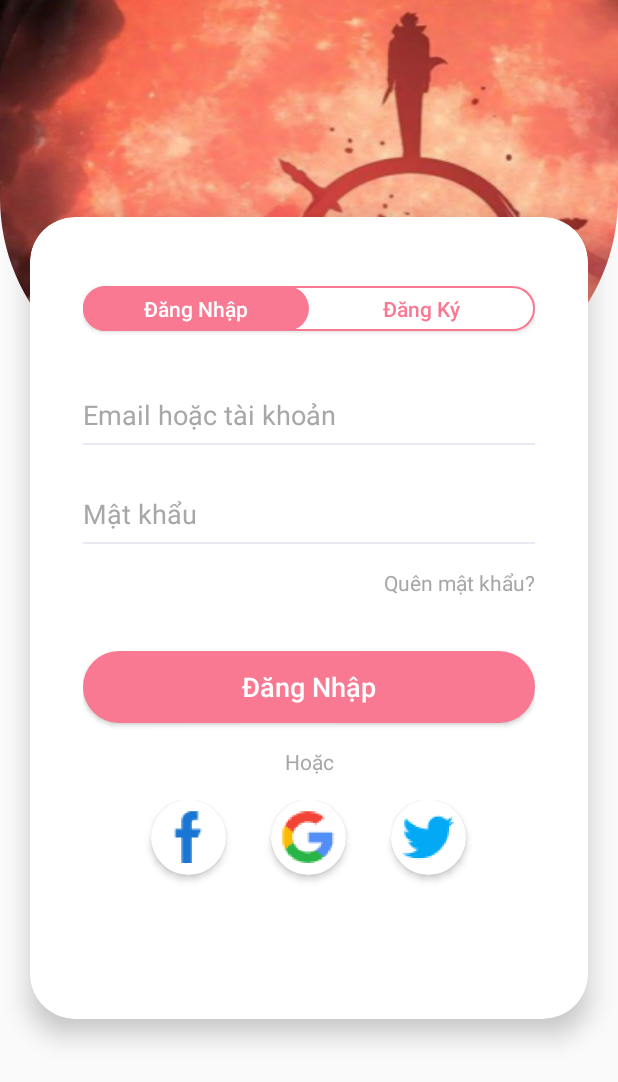
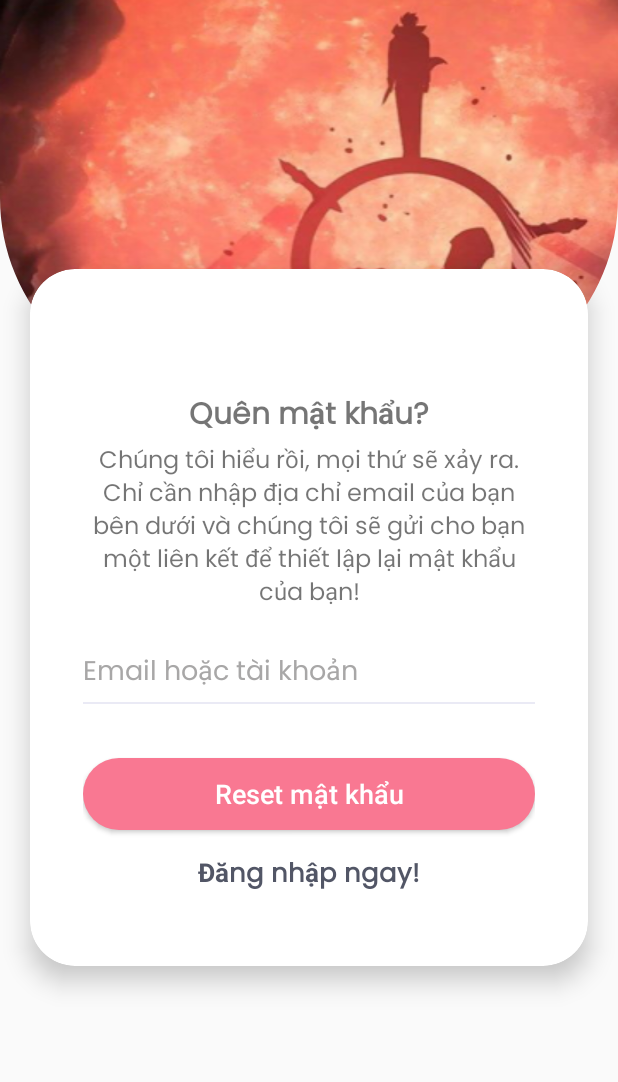
Before and after one commit to thjvjpxz/webtoon-threet, an Android app: the screen it shows after launch (SignActivity), after a tap on "Quên mật khẩu?", on a phone screen of 412 x 824 dp. Shown: the top 1082 px of the screen. Run offline under Robolectric (Android 15) with nearby library versions, the phone set to English and light mode, and no system bars.

Commit message:
Update forgot

```diff
--- a/app/build.gradle
+++ b/app/build.gradle
@@ -51,5 +51,5 @@ dependencies {
     implementation libs.gson
     implementation libs.converterGson
     implementation libs.flexbox
-    implementation libs.flexbox
+    implementation libs.shimmer
 }
--- a/app/src/main/java/vn/edu/tlu/sinhvien/httt2/kimthi/webtoongrouptt/model/LoginRequest.java
+++ b/app/src/main/java/vn/edu/tlu/sinhvien/httt2/kimthi/webtoongrouptt/model/request/LoginRequest.java
@@ -1,4 +1,4 @@
-package vn.edu.tlu.sinhvien.httt2.kimthi.webtoongrouptt.model;
+package vn.edu.tlu.sinhvien.httt2.kimthi.webtoongrouptt.model.request;
 
 public class LoginRequest {
     private String email;
--- a/app/src/main/java/vn/edu/tlu/sinhvien/httt2/kimthi/webtoongrouptt/model/RegisterRequest.java
+++ b/app/src/main/java/vn/edu/tlu/sinhvien/httt2/kimthi/webtoongrouptt/model/request/RegisterRequest.java
@@ -1,4 +1,4 @@
-package vn.edu.tlu.sinhvien.httt2.kimthi.webtoongrouptt.model;
+package vn.edu.tlu.sinhvien.httt2.kimthi.webtoongrouptt.model.request;
 
 public class RegisterRequest {
     private String name;
--- a/app/src/main/java/vn/edu/tlu/sinhvien/httt2/kimthi/webtoongrouptt/network/ApiService.java
+++ b/app/src/main/java/vn/edu/tlu/sinhvien/httt2/kimthi/webtoongrouptt/network/ApiService.java
@@ -5,9 +5,10 @@ import retrofit2.Call;
 import retrofit2.http.Body;
 import retrofit2.http.GET;
 import retrofit2.http.POST;
-import vn.edu.tlu.sinhvien.httt2.kimthi.webtoongrouptt.model.LoginRequest;
+import vn.edu.tlu.sinhvien.httt2.kimthi.webtoongrouptt.model.request.ForgotRequest;
+import vn.edu.tlu.sinhvien.httt2.kimthi.webtoongrouptt.model.request.LoginRequest;
 import vn.edu.tlu.sinhvien.httt2.kimthi.webtoongrouptt.model.response.LoginResponse;
-import vn.edu.tlu.sinhvien.httt2.kimthi.webtoongrouptt.model.RegisterRequest;
+import vn.edu.tlu.sinhvien.httt2.kimthi.webtoongrouptt.model.request.RegisterRequest;
 import vn.edu.tlu.sinhvien.httt2.kimthi.webtoongrouptt.model.response.HomeResponse;
 
 public interface ApiService {
@@ -19,4 +20,7 @@ public interface ApiService {
 
     @POST("auth/login")
     Call<LoginResponse> loginUser(@Body LoginRequest loginRequest);
+
+    @POST("auth/forgot")
+    Call<ResponseBody> forgotPassword(@Body ForgotRequest forgotRequest);
 }
--- a/app/src/main/java/vn/edu/tlu/sinhvien/httt2/kimthi/webtoongrouptt/view/activity/SignActivity.java
+++ b/app/src/main/java/vn/edu/tlu/sinhvien/httt2/kimthi/webtoongrouptt/view/activity/SignActivity.java
@@ -3,15 +3,19 @@ package vn.edu.tlu.sinhvien.httt2.kimthi.webtoongrouptt.view.activity;
 import android.content.Intent;
 import android.content.SharedPreferences;
 import android.os.Bundle;
+import android.view.View;
 import android.view.WindowManager;
 
+import androidx.annotation.NonNull;
 import androidx.appcompat.app.AppCompatActivity;
+import androidx.fragment.app.Fragment;
 import androidx.viewpager2.widget.ViewPager2;
 
 import com.google.android.material.tabs.TabLayout;
 
 import vn.edu.tlu.sinhvien.httt2.kimthi.webtoongrouptt.SharedPrefManager.SharedPrefManager;
 import vn.edu.tlu.sinhvien.httt2.kimthi.webtoongrouptt.view.adapter.FragmentTabAdapter;
+import vn.edu.tlu.sinhvien.httt2.kimthi.webtoongrouptt.view.fragment.ForgotFragment; // Assuming ForgotFragment exists
 import vn.edu.tlu.sinhvien.httt2.kimthi.webtoongrouptt.databinding.ActivitySignBinding;
 
 public class SignActivity extends AppCompatActivity {
@@ -34,7 +38,8 @@ public class SignActivity extends AppCompatActivity {
         getWindow().setFlags(WindowManager.LayoutParams.FLAG_LAYOUT_NO_LIMITS, WindowManager.LayoutParams.FLAG_LAYOUT_NO_LIMITS);
 
         fragmentTabAdapter = new FragmentTabAdapter(getSupportFragmentManager(), getLifecycle());
-
+        binding.tabLayout.removeAllTabs();
+        binding.tabLayout.setVisibility(View.VISIBLE);
         binding.tabLayout.addTab(binding.tabLayout.newTab().setText("Đăng Nhập"));
         binding.tabLayout.addTab(binding.tabLayout.newTab().setText("Đăng Ký"));
 
@@ -65,4 +70,25 @@ public class SignActivity extends AppCompatActivity {
         });
 
     }
+
+    public void switchToForgotPassword() {
+
+        binding.tabLayout.removeAllTabs();
+        binding.tabLayout.setVisibility(View.GONE);
+
+        FragmentTabAdapter newAdapter = new FragmentTabAdapter(getSupportFragmentManager(), getLifecycle()) {
+            @NonNull
+            @Override
+            public Fragment createFragment(int position) {
+                return new ForgotFragment();
+            }
+
+            @Override
+            public int getItemCount() {
+                return 1;
+            }
+        };
+
+        binding.viewPager2.setAdapter(newAdapter);
+    }
 }
--- /dev/null
+++ b/app/src/main/java/vn/edu/tlu/sinhvien/httt2/kimthi/webtoongrouptt/view/fragment/ForgotFragment.java
@@ -0,0 +1,128 @@
+package vn.edu.tlu.sinhvien.httt2.kimthi.webtoongrouptt.view.fragment;
+
+import android.app.AlertDialog;
+import android.content.DialogInterface;
+import android.content.Intent;
+import android.os.Bundle;
+
+import androidx.annotation.NonNull;
+import androidx.fragment.app.Fragment;
+
+import retrofit2.Call;
+import android.view.LayoutInflater;
+import android.view.View;
+import android.view.ViewGroup;
+import android.widget.Toast;
+
+import okhttp3.ResponseBody;
+import retrofit2.Callback;
+import retrofit2.Response;
+import vn.edu.tlu.sinhvien.httt2.kimthi.webtoongrouptt.databinding.FragmentForgotBinding;
+import vn.edu.tlu.sinhvien.httt2.kimthi.webtoongrouptt.model.request.ForgotRequest;
+import vn.edu.tlu.sinhvien.httt2.kimthi.webtoongrouptt.model.response.ForgotResponse;
+import vn.edu.tlu.sinhvien.httt2.kimthi.webtoongrouptt.network.ApiService;
+import vn.edu.tlu.sinhvien.httt2.kimthi.webtoongrouptt.network.ApiClient;
+import vn.edu.tlu.sinhvien.httt2.kimthi.webtoongrouptt.view.activity.SignActivity;
+
+/**
+ * A simple {@link Fragment} subclass.
+ * Use the {@link ForgotFragment#newInstance} factory method to
+ * create an instance of this fragment.
+ */
+public class ForgotFragment extends Fragment {
+    private FragmentForgotBinding binding;
+
+    // TODO: Rename parameter arguments, choose names that match
+    // the fragment initialization parameters, e.g. ARG_ITEM_NUMBER
+    private static final String ARG_PARAM1 = "param1";
+    private static final String ARG_PARAM2 = "param2";
+
+    // TODO: Rename and change types of parameters
+    private String mParam1;
+    private String mParam2;
+
+    public ForgotFragment() {
+        // Required empty public constructor
+    }
+
+    /**
+     * Use this factory method to create a new instance of
+     * this fragment using the provided parameters.
+     *
+     * @param param1 Parameter 1.
+     * @param param2 Parameter 2.
+     * @return A new instance of fragment ForgotFragment.
+     */
+    // TODO: Rename and change types and number of parameters
+    public static ForgotFragment newInstance(String param1, String param2) {
+        ForgotFragment fragment = new ForgotFragment();
+        Bundle args = new Bundle();
+        args.putString(ARG_PARAM1, param1);
+        args.putString(ARG_PARAM2, param2);
+        fragment.setArguments(args);
+        return fragment;
+    }
+
+    @Override
+    public void onCreate(Bundle savedInstanceState) {
+        super.onCreate(savedInstanceState);
+        if (getArguments() != null) {
+            mParam1 = getArguments().getString(ARG_PARAM1);
+            mParam2 = getArguments().getString(ARG_PARAM2);
+        }
+    }
+
+    @Override
+    public View onCreateView(LayoutInflater inflater, ViewGroup container,
+                             Bundle savedInstanceState) {
+        binding = FragmentForgotBinding.inflate(inflater, container, false);
+        binding.btnLoginNow.setOnClickListener(v -> {
+            Intent intent = new Intent(getActivity(), SignActivity.class);
+            startActivity(intent);
+        });
+        binding.btnForgot.setOnClickListener(v -> {
+            ForgotRequest forgotRequest = new ForgotRequest(binding.edtEmail.getText().toString());
+            ApiService apiService = ApiClient.getRetrofit().create(ApiService.class);
+            Call<ResponseBody> call = apiService.forgotPassword(forgotRequest);
+            call.enqueue(new Callback<ResponseBody>() {
+                @Override
+                public void onResponse(@NonNull Call<ResponseBody> call, @NonNull Response<ResponseBody> response) {
+                    if (response.isSuccessful()) {
+                        assert response.body() != null;
+                        String responseBodyString = response.body().toString();
+                        new AlertDialog.Builder(getContext())
+                                .setTitle("Thành công")
+                                .setMessage("Email đã được gửi. Vui lòng kiểm tra Email của bạn!")
+                                .setPositiveButton(android.R.string.yes, new DialogInterface.OnClickListener() {
+                                    public void onClick(DialogInterface dialog, int which) {
+                                        // continue with delete
+                                    }
+                                })
+                                .setNegativeButton(android.R.string.no, null)
+                                .setIcon(android.R.drawable.ic_dialog_alert)
+                                .show();
+                        binding.edtEmail.setText("");
+                    } else {
+                        new AlertDialog.Builder(getContext())
+                                .setTitle("Lỗi")
+                                .setMessage("Email không tồn tại!")
+                                .setPositiveButton(android.R.string.yes, new DialogInterface.OnClickListener() {
+                                    public void onClick(DialogInterface dialog, int which) {
+                                        // continue with delete
+                                    }
+                                })
+                                .setNegativeButton(android.R.string.no, null)
+                                .setIcon(android.R.drawable.ic_dialog_alert)
+                                .show();
+                    }
+                }
+
+                @Override
+                public void onFailure(@NonNull Call<ResponseBody> call, @NonNull Throwable t) {
+                    Toast.makeText(getContext(), "Lỗi kết nối", Toast.LENGTH_SHORT).show();
+                }
+            });
+        });
+        return binding.getRoot();
+    }
+}
--- a/app/src/main/java/vn/edu/tlu/sinhvien/httt2/kimthi/webtoongrouptt/view/fragment/LoginFragment.java
+++ b/app/src/main/java/vn/edu/tlu/sinhvien/httt2/kimthi/webtoongrouptt/view/fragment/LoginFragment.java
@@ -8,26 +8,21 @@ import androidx.fragment.app.Fragment;
 
 import retrofit2.Call;
 
-import android.preference.PreferenceManager;
 import android.view.LayoutInflater;
 import android.view.View;
 import android.view.ViewGroup;
-import android.widget.Button;
-import android.widget.EditText;
 import android.widget.Toast;
-
-import java.util.List;
 
 import retrofit2.Callback;
 import retrofit2.Response;
-import vn.edu.tlu.sinhvien.httt2.kimthi.webtoongrouptt.R;
 import vn.edu.tlu.sinhvien.httt2.kimthi.webtoongrouptt.SharedPrefManager.SharedPrefManager;
 import vn.edu.tlu.sinhvien.httt2.kimthi.webtoongrouptt.databinding.FragmentLoginBinding;
-import vn.edu.tlu.sinhvien.httt2.kimthi.webtoongrouptt.model.LoginRequest;
+import vn.edu.tlu.sinhvien.httt2.kimthi.webtoongrouptt.model.request.LoginRequest;
 import vn.edu.tlu.sinhvien.httt2.kimthi.webtoongrouptt.model.response.LoginResponse;
 import vn.edu.tlu.sinhvien.httt2.kimthi.webtoongrouptt.network.ApiClient;
 import vn.edu.tlu.sinhvien.httt2.kimthi.webtoongrouptt.network.ApiService;
 import vn.edu.tlu.sinhvien.httt2.kimthi.webtoongrouptt.view.activity.MainActivity;
+import vn.edu.tlu.sinhvien.httt2.kimthi.webtoongrouptt.view.activity.SignActivity;
 
 public class LoginFragment extends Fragment {
 
@@ -49,8 +44,11 @@ public class LoginFragment extends Fragment {
 
         binding = FragmentLoginBinding.inflate(inflater, container, false);
 
-        binding.forgotPassword.setOnClickListener(v -> {
-            Toast.makeText(getContext(), message, Toast.LENGTH_SHORT).show();
+        binding.forgotPassword.setOnClickListener(new View.OnClickListener() {
+            @Override
+            public void onClick(View v) {
+                ((SignActivity) requireActivity()).switchToForgotPassword();
+            }
         });
         binding.btnLogin.setOnClickListener(v -> {
             LoginRequest loginRequest = new LoginRequest(binding.edtEmail.getText().toString(), binding.edtPassword.getText().toString());
--- a/app/src/main/java/vn/edu/tlu/sinhvien/httt2/kimthi/webtoongrouptt/view/fragment/RegisterFragment.java
+++ b/app/src/main/java/vn/edu/tlu/sinhvien/httt2/kimthi/webtoongrouptt/view/fragment/RegisterFragment.java
@@ -13,9 +13,8 @@ import android.widget.EditText;
 import android.widget.Toast;
 import okhttp3.ResponseBody;
 
-import vn.edu.tlu.sinhvien.httt2.kimthi.webtoongrouptt.R;
 import vn.edu.tlu.sinhvien.httt2.kimthi.webtoongrouptt.databinding.FragmentRegisterBinding;
-import vn.edu.tlu.sinhvien.httt2.kimthi.webtoongrouptt.model.RegisterRequest;
+import vn.edu.tlu.sinhvien.httt2.kimthi.webtoongrouptt.model.request.RegisterRequest;
 import vn.edu.tlu.sinhvien.httt2.kimthi.webtoongrouptt.network.ApiClient;
 import vn.edu.tlu.sinhvien.httt2.kimthi.webtoongrouptt.network.ApiService;
 import vn.edu.tlu.sinhvien.httt2.kimthi.webtoongrouptt.view.activity.SignActivity;
--- a/app/src/main/res/layout/activity_sign.xml
+++ b/app/src/main/res/layout/activity_sign.xml
@@ -25,8 +25,10 @@
         android:orientation="vertical"
         app:layout_constraintBottom_toBottomOf="parent"
         app:layout_constraintEnd_toEndOf="parent"
+        app:layout_constraintHorizontal_bias="0.0"
         app:layout_constraintStart_toStartOf="parent"
-        app:layout_constraintTop_toTopOf="parent">
+        app:layout_constraintTop_toTopOf="parent"
+        app:layout_constraintVertical_bias="0.0">
 
         <androidx.cardview.widget.CardView
             android:layout_width="match_parent"
@@ -46,24 +48,24 @@
                     android:layout_width="match_parent"
                     android:layout_height="30dp"
                     android:background="@drawable/corner_edit"
+                    android:elevation="2dp"
                     app:layout_constraintEnd_toEndOf="parent"
                     app:layout_constraintStart_toStartOf="parent"
                     app:layout_constraintTop_toTopOf="parent"
-                    android:elevation="2dp"
                     app:tabIndicator="@drawable/select_edit"
                     app:tabIndicatorAnimationMode="elastic"
                     app:tabIndicatorColor="@null"
                     app:tabIndicatorGravity="stretch"
                     app:tabMode="fixed"
-                    app:tabTextColor="@color/primary_color"
+                    app:tabSelectedTextColor="@color/white"
                     app:tabTextAppearance="@style/CustomTabTextCaps"
-                    app:tabSelectedTextColor="@color/white" />
+                    app:tabTextColor="@color/primary_color" />
 
                 <androidx.viewpager2.widget.ViewPager2
-                    android:layout_marginTop="36dp"
                     android:id="@+id/viewPager2"
                     android:layout_width="match_parent"
                     android:layout_height="wrap_content"
+                    android:layout_marginTop="36dp"
                     app:layout_constraintEnd_toEndOf="parent"
                     app:layout_constraintStart_toStartOf="parent"
                     app:layout_constraintTop_toBottomOf="@id/tabLayout" />
@@ -72,7 +74,7 @@
         </androidx.cardview.widget.CardView>
     </LinearLayout>
 
-<!--    <ImageView-->
+    <!--    <ImageView-->
 <!--        android:layout_width="200dp"-->
 <!--        android:layout_height="250dp"-->
 <!--        android:scaleType="centerCrop"-->
--- /dev/null
+++ b/app/src/main/res/layout/fragment_forgot.xml
@@ -0,0 +1,71 @@
+<?xml version="1.0" encoding="utf-8"?>
+<FrameLayout xmlns:android="http://schemas.android.com/apk/res/android"
+    xmlns:app="http://schemas.android.com/apk/res-auto"
+    xmlns:tools="http://schemas.android.com/tools"
+    android:layout_width="match_parent"
+    android:layout_height="match_parent"
+    tools:context=".view.fragment.ForgotFragment">
+
+    <!-- TODO: Update blank fragment layout -->
+    <LinearLayout
+        android:layout_width="match_parent"
+        android:layout_height="match_parent"
+        android:orientation="vertical"
+        android:gravity="center_horizontal">
+
+        <LinearLayout
+            android:layout_width="match_parent"
+            android:layout_height="wrap_content"
+            android:orientation="vertical"
+            android:gravity="center_horizontal">
+            <TextView
+                android:layout_width="wrap_content"
+                android:layout_height="wrap_content"
+                android:text="Quên mật khẩu?"
+                android:fontFamily="@font/poppins"
+                android:textStyle="bold"
+                android:textSize="20sp"/>
+            <TextView
+                android:layout_width="match_parent"
+                android:layout_height="wrap_content"
+                android:text="Chúng tôi hiểu rồi, mọi thứ sẽ xảy ra. Chỉ cần nhập địa chỉ email của bạn bên dưới và chúng tôi sẽ gửi cho bạn một liên kết để thiết lập lại mật khẩu của bạn!"
+                android:fontFamily="@font/poppins"
+                android:textSize="16sp"
+                android:gravity="center"/>
+        </LinearLayout>
+
+        <EditText
+            android:id="@+id/edtEmail"
+            android:layout_width="match_parent"
+            android:layout_height="40dp"
+            android:layout_marginTop="20dp"
+            android:background="@drawable/edt_sign_edit"
+            android:hint="Email hoặc tài khoản"
+            android:fontFamily="@font/poppins"
+            android:inputType="text|textEmailAddress"
+            android:textColorHint="@color/hint_color" />
+
+        <Button
+            android:id="@+id/btnForgot"
+            android:layout_width="match_parent"
+            android:layout_height="wrap_content"
+            android:layout_marginTop="36dp"
+            android:background="@drawable/select_edit"
+            android:text="Reset mật khẩu"
+            android:textAllCaps="false"
+            android:textColor="@color/white"
+            android:textSize="18sp" />
+
+        <TextView
+            android:id="@+id/btnLoginNow"
+            android:layout_width="wrap_content"
+            android:layout_height="wrap_content"
+            android:fontFamily="@font/poppins"
+            android:text="Đăng nhập ngay!"
+            android:layout_marginTop="16dp"
+            android:textColor="#525666"
+            android:textStyle="bold"
+            android:textSize="17sp"/>
+    </LinearLayout>
+
+</FrameLayout>
--- a/app/src/main/res/layout/item_ranking.xml
+++ b/app/src/main/res/layout/item_ranking.xml
@@ -19,8 +19,7 @@
             android:layout_width="match_parent"
             android:layout_height="match_parent"
             android:contentDescription="@string/thumbnail"
-            android:scaleType="centerCrop"
-            android:src="@drawable/test" />
+            android:scaleType="centerCrop" />
 
     </androidx.cardview.widget.CardView>
 
--- a/app/src/main/res/values/colors.xml
+++ b/app/src/main/res/values/colors.xml
@@ -1,5 +1,6 @@
 <?xml version="1.0" encoding="utf-8"?>
 <resources>
+    <color name="blue">#0000FF</color>
     <color name="black">#FF000000</color>
     <color name="white">#FFFFFFFF</color>
     <color name="primary_color">#F97892</color>
@@ -8,4 +9,5 @@
     <color name="dark">#171717</color>
     <color name="border_color">#EAEAF5</color>
     <color name="hint_color">#A8A7A7</color>
+    <color name="shimmer_bg_color">#BFBEBE</color>
 </resources>
--- a/gradle/libs.versions.toml
+++ b/gradle/libs.versions.toml
@@ -21,6 +21,7 @@ gson = { group = "com.google.code.gson", name = "gson", version = "2.10.1" }
 converterGson = { group = "com.squareup.retrofit2", name = "converter-gson", version = "2.9.0" }
 flexbox = { group = "com.google.android.flexbox", name = "flexbox", version = "3.0.0" }
 glide = { group = "com.github.bumptech.glide", name = "glide", version = "4.12.0" }
+shimmer = { group = "com.facebook.shimmer", name = "shimmer", version = "0.5.0" }
 
 [plugins]
 android-application = { id = "com.android.application", version.ref = "agp" }
```
Also changed, not shown: app/src/main/java/vn/edu/tlu/sinhvien/httt2/kimthi/webtoongrouptt/model/request/ForgotRequest.java (added, +17 -0 lines), app/src/main/java/vn/edu/tlu/sinhvien/httt2/kimthi/webtoongrouptt/model/response/ForgotResponse.java (added, +22 -0 lines), app/src/main/res/layout/fragment_home.xml (+31 -13 lines), app/src/main/res/layout/shimmer_banner.xml (added, +42 -0 lines), app/src/main/res/layout/shimmer_ranking.xml (added, +181 -0 lines), app/src/main/res/layout/shimmer_slide.xml (added, +50 -0 lines).
